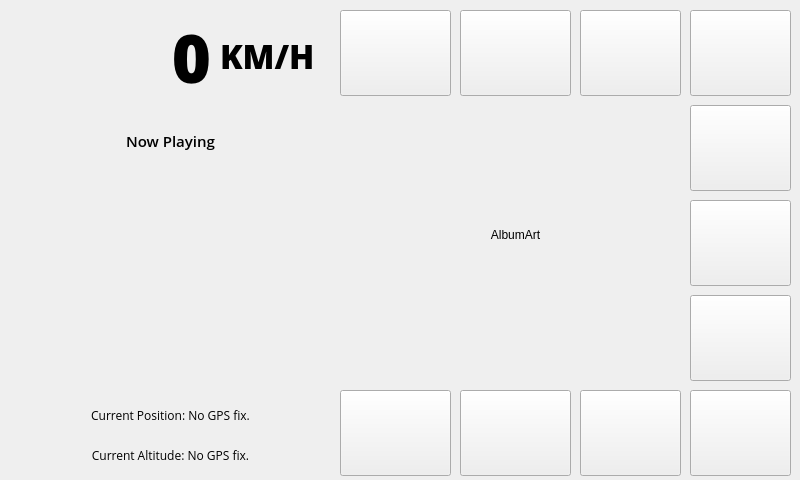
Qt form src/ui/main_window.ui (anthony-mills/nomadicpi) before a commit.
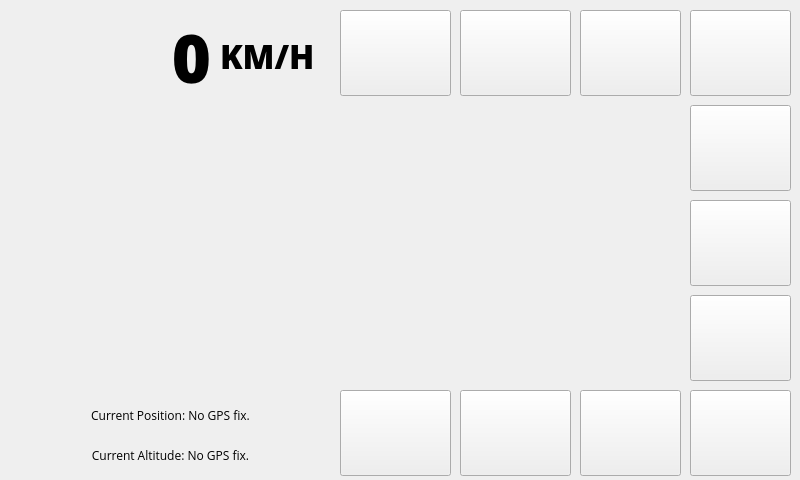
The same form after that commit. Icons and pictures are not drawn.

Commit message: Fixed the clearing of UI elements on pressing the stop button

```diff
--- a/src/ui/main_window.ui
+++ b/src/ui/main_window.ui
@@ -252,7 +252,7 @@
     </font>
    </property>
    <property name="text">
-    <string>Now Playing</string>
+    <string/>
    </property>
    <property name="alignment">
     <set>Qt::AlignCenter</set>
@@ -271,7 +271,7 @@
     <string/>
    </property>
    <property name="text">
-    <string>AlbumArt</string>
+    <string/>
    </property>
    <property name="alignment">
     <set>Qt::AlignCenter</set>
```
The commit also changes 4 other files.
